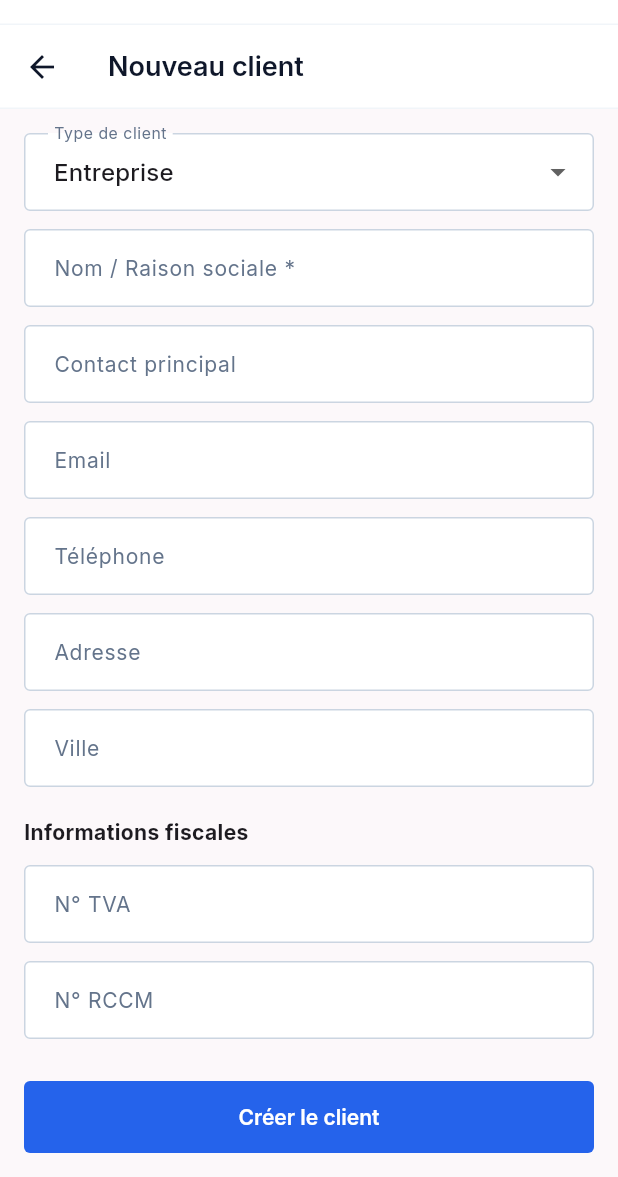
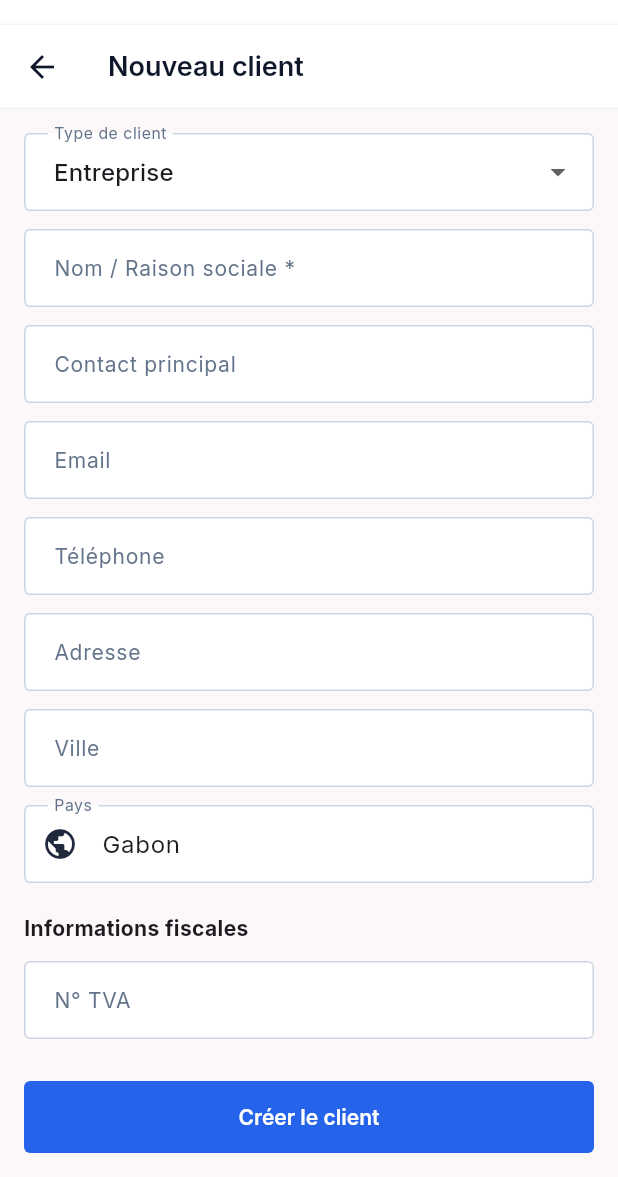
Before and after one commit to christiannoubisssi/gemex, a Flutter app: the ClientFormScreen screen opened by its route, on a phone screen of 412 x 824 dp, the part 59-1236 px from its top. Run offline on Flutter 3.47's test engine with Material 3 defaults, Android fonts, the phone set to English and light mode, and no system bars; drawn by our look-alikes of flutter_form_builder; our stand-ins replace connectivity_plus, drift, drift_flutter, file_picker, fl_chart, flutter_riverpod and 9 more; missing offline and left inert: mobile_scanner; accounts and stored records are empty; generated files the repository leaves out were written again.

Commit message:
feat(clients): ajout champ Pays dans le formulaire client (défaut Gabon)
Co-Authored-By: Claude Sonnet 4.6 <noreply@anthropic.com>

```diff
--- a/lib/features/clients/presentation/screens/client_form_screen.dart
+++ b/lib/features/clients/presentation/screens/client_form_screen.dart
@@ -112,6 +112,15 @@ class _ClientFormScreenState extends ConsumerState<ClientFormScreen> {
               initialValue: _existing?.ville,
               decoration: const InputDecoration(labelText: 'Ville'),
             ),
+            const SizedBox(height: 12),
+            FormBuilderTextField(
+              name: 'pays',
+              initialValue: _existing?.pays ?? 'Gabon',
+              decoration: const InputDecoration(
+                labelText: 'Pays',
+                prefixIcon: Icon(Icons.public_outlined),
+              ),
+            ),
             const SizedBox(height: 20),
             const Text('Informations fiscales',
                 style: TextStyle(fontWeight: FontWeight.bold, fontSize: 14)),
```
